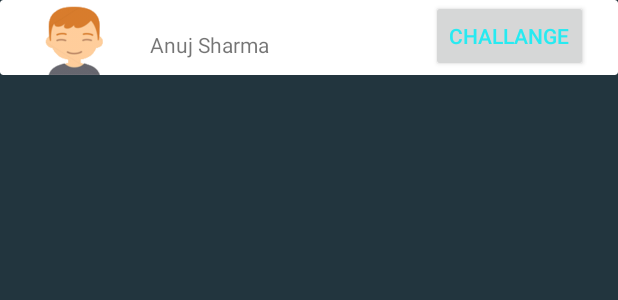
After one commit to Rahulxlash/Proj106, an Android app: the layout card_facebook_user.xml on its own in the app's theme, with its tools: preview values and no code run, on a phone screen of 412 x 824 dp. The commit adds this screen. Shown: the top 300 px of the screen. Run offline under Robolectric (Android 15) with nearby library versions, the phone set to English and light mode, and no system bars.

Commit message:
FB User List with image

```diff
--- /dev/null
+++ b/app/src/main/res/layout/card_facebook_user.xml
@@ -0,0 +1,41 @@
+<?xml version="1.0" encoding="utf-8"?>
+<LinearLayout xmlns:android="http://schemas.android.com/apk/res/android"
+    android:layout_width="match_parent"
+    android:layout_height="50dp"
+    android:orientation="vertical">
+
+    <android.support.v7.widget.CardView
+        android:layout_width="match_parent"
+        android:layout_height="match_parent">
+
+        <RelativeLayout
+            android:layout_width="match_parent"
+            android:layout_height="wrap_content">
+
+            <ImageView
+                android:id="@+id/img_user"
+                android:layout_width="wrap_content"
+                android:layout_height="wrap_content"
+                android:layout_alignParentLeft="true"
+                android:layout_alignParentTop="true"
+                android:src="@drawable/prof_ico_1" />
+
+            <TextView
+                android:id="@+id/txt_FBUserName"
+                android:layout_width="wrap_content"
+                android:layout_height="wrap_content"
+                android:layout_toRightOf="@+id/img_user"
+                android:paddingTop="20dp"
+                android:text="Anuj Sharma" />
+
+            <Button
+                android:id="@+id/btn_Challange"
+                android:layout_width="wrap_content"
+                android:layout_height="wrap_content"
+                android:layout_alignParentRight="true"
+                android:layout_marginRight="20dp"
+                android:text="Challange" />
+        </RelativeLayout>
+
+    </android.support.v7.widget.CardView>
+</LinearLayout>
```
Also changed, not shown: app/src/main/java/REST/Adapter/FBUserAdapter.java (added, +83 -0 lines), app/src/main/java/com/cricketta/league/fragment/SelectCompetitor_frag.java (+29 -54 lines), app/src/main/res/layout/card_item.xml (deleted, +0 -38 lines), app/src/main/res/layout/fragment2.xml (deleted, +0 -22 lines), app/src/main/res/layout/fragment_select_competitor_frag.xml (+6 -4 lines).
